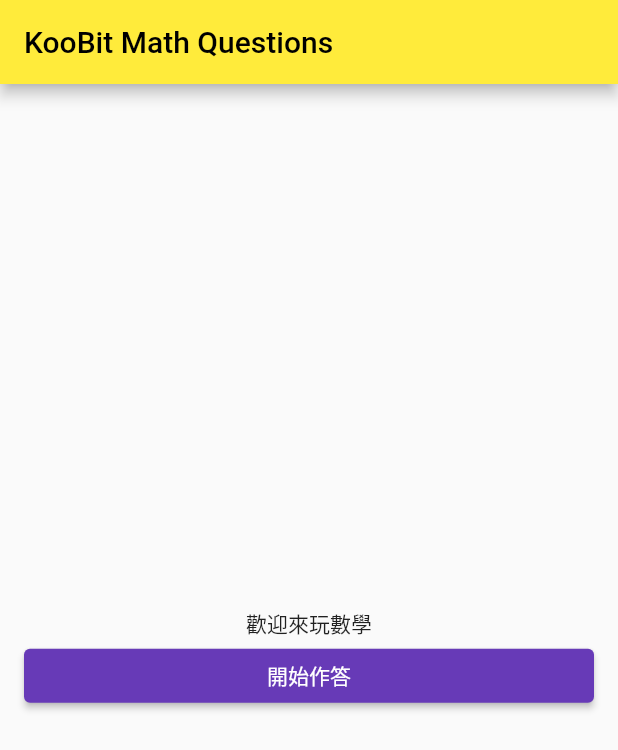
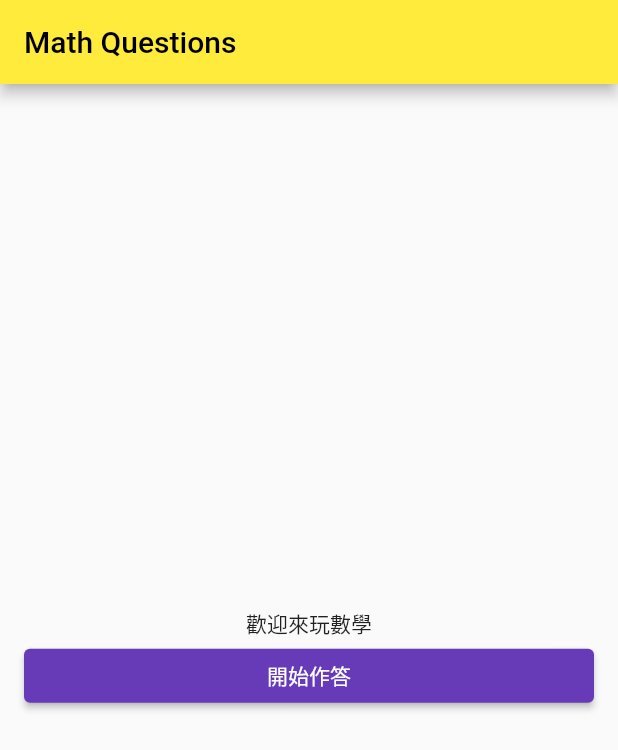
Before and after one commit to IngridWangInterview/koobit_math_questions, a Flutter app: the screen it shows after launch, on a phone screen of 412 x 824 dp. Shown: the top 750 px of the screen. Run offline on Flutter 3.47's test engine with Material 2 defaults, Android fonts, the phone set to English and light mode, and no system bars; our stand-ins replace auto_size_text, bloc, flutter_bloc, formz, freezed_annotation, logger; missing offline and left inert: function_tree.

Commit message:
change demo.gif and change statefulWidget to statelessWidget

```diff
--- a/lib/main.dart
+++ b/lib/main.dart
@@ -23,14 +23,13 @@ class KooBitsMathQuestionsApp extends StatelessWidget {
     return RepositoryProvider<QuizService>(
       create: (context) => service,
       child: MaterialApp(
-        title: 'KooBit Math Questions',
+        title: 'Math Questions',
         theme: ThemeData(
           primarySwatch: Colors.yellow,
         ),
-        home: const QuestionsPage(title: 'KooBit Math Questions'),
+        home: const QuestionsPage(title: 'Math Questions'),
         builder: (context, child) {
           return MediaQuery(
-            // 字的大小不再受到系統影響
             data: MediaQuery.of(context).copyWith(textScaleFactor: 1.0),
             child: child ?? const SizedBox(),
           );
--- a/lib/screens/question_page/bloc/question_cubit.dart
+++ b/lib/screens/question_page/bloc/question_cubit.dart
@@ -2,12 +2,12 @@ import 'dart:io';
 
 import 'package:bloc/bloc.dart';
 import 'package:formz/formz.dart';
-import 'package:koobit_math_questions/core/quiz_service.dart';
-import 'package:koobit_math_questions/screens/question_page/bloc/question_state.dart';
 
 import '../../../core/models/user_answer/user_answer.dart';
+import '../../../core/quiz_service.dart';
 import '../../../utils/logger.dart';
 import '../models/answer_text_field.dart';
+import 'question_state.dart';
 
 class QuestionCubit extends Cubit<QuestionState> {
   final QuizService _service;
--- a/lib/screens/question_page/question_page.dart
+++ b/lib/screens/question_page/question_page.dart
@@ -8,21 +8,16 @@ import '../../core/quiz_service.dart';
 import 'bloc/question_cubit.dart';
 import 'bloc/question_state.dart';
 
-class QuestionsPage extends StatefulWidget {
+class QuestionsPage extends StatelessWidget {
+  final String title;
+
   const QuestionsPage({Key? key, required this.title}) : super(key: key);
 
-  final String title;
-
-  @override
-  State<QuestionsPage> createState() => _QuestionsPageState();
-}
-
-class _QuestionsPageState extends State<QuestionsPage> {
   @override
   Widget build(BuildContext context) {
     return Scaffold(
       appBar: AppBar(
-        title: Text(widget.title),
+        title: Text(title),
       ),
       body: Padding(
         padding: const EdgeInsets.symmetric(horizontal: 16.0),
```
Also changed, not shown: 2 other files. Lines whose indentation alone changed are shown as unchanged.
